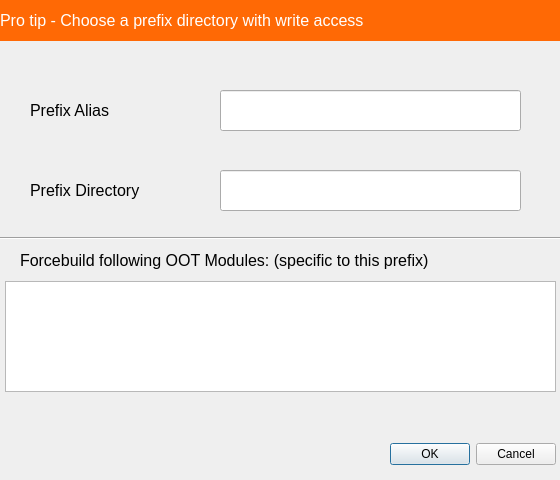
Above: designer/prefix_config.ui from NinjaComics/pybombs-qtgui before the change. Below: the same form after it.
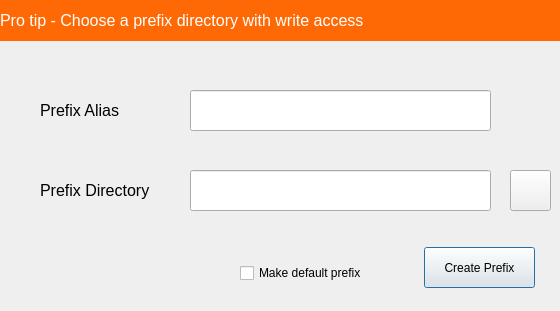
That is the form after the change. Icons and pictures are not drawn.

Commit message: Add tab to mainwindow to hold prefix and baseline pkgs

```diff
--- a/designer/prefix_config.ui
+++ b/designer/prefix_config.ui
@@ -7,50 +7,16 @@
     <x>0</x>
     <y>0</y>
     <width>560</width>
-    <height>480</height>
+    <height>311</height>
    </rect>
   </property>
   <property name="windowTitle">
    <string>Prefix Manager</string>
   </property>
-  <widget class="QDialogButtonBox" name="buttonBox">
-   <property name="geometry">
-    <rect>
-     <x>380</x>
-     <y>440</y>
-     <width>176</width>
-     <height>28</height>
-    </rect>
-   </property>
-   <property name="orientation">
-    <enum>Qt::Horizontal</enum>
-   </property>
-   <property name="standardButtons">
-    <set>QDialogButtonBox::Cancel|QDialogButtonBox::Ok</set>
-   </property>
-  </widget>
-  <widget class="QLabel" name="label">
-   <property name="geometry">
-    <rect>
-     <x>20</x>
-     <y>250</y>
-     <width>421</width>
-     <height>21</height>
-    </rect>
-   </property>
-   <property name="font">
-    <font>
-     <pointsize>12</pointsize>
-    </font>
-   </property>
-   <property name="text">
-    <string>Forcebuild following OOT Modules: (specific to this prefix)</string>
-   </property>
-  </widget>
   <widget class="QLabel" name="label_3">
    <property name="geometry">
     <rect>
-     <x>30</x>
+     <x>40</x>
      <y>170</y>
      <width>141</width>
      <height>41</height>
@@ -68,43 +34,17 @@
   <widget class="QLineEdit" name="lineEdit">
    <property name="geometry">
     <rect>
-     <x>220</x>
+     <x>190</x>
      <y>170</y>
      <width>301</width>
      <height>41</height>
     </rect>
    </property>
   </widget>
-  <widget class="Line" name="line">
-   <property name="geometry">
-    <rect>
-     <x>0</x>
-     <y>230</y>
-     <width>561</width>
-     <height>16</height>
-    </rect>
-   </property>
-   <property name="orientation">
-    <enum>Qt::Horizontal</enum>
-   </property>
-  </widget>
-  <widget class="QTextBrowser" name="textBrowser">
-   <property name="geometry">
-    <rect>
-     <x>5</x>
-     <y>281</y>
-     <width>551</width>
-     <height>111</height>
-    </rect>
-   </property>
-   <property name="readOnly">
-    <bool>false</bool>
-   </property>
-  </widget>
   <widget class="QLineEdit" name="lineEdit_2">
    <property name="geometry">
     <rect>
-     <x>220</x>
+     <x>190</x>
      <y>90</y>
      <width>301</width>
      <height>41</height>
@@ -117,7 +57,7 @@
   <widget class="QLabel" name="label_5">
    <property name="geometry">
     <rect>
-     <x>30</x>
+     <x>40</x>
      <y>90</y>
      <width>141</width>
      <height>41</height>
@@ -160,6 +100,64 @@
     <string>Pro tip - Choose a prefix directory with write access</string>
    </property>
   </widget>
+  <widget class="QPushButton" name="pushButton">
+   <property name="geometry">
+    <rect>
+     <x>424</x>
+     <y>247</y>
+     <width>111</width>
+     <height>41</height>
+    </rect>
+   </property>
+   <property name="text">
+    <string>Create Prefix</string>
+   </property>
+  </widget>
+  <widget class="QCheckBox" name="checkBox">
+   <property name="geometry">
+    <rect>
+     <x>240</x>
+     <y>260</y>
+     <width>161</width>
+     <height>26</height>
+    </rect>
+   </property>
+   <property name="text">
+    <string>Make default prefix</string>
+   </property>
+  </widget>
+  <widget class="QPushButton" name="pushButton_2">
+   <property name="geometry">
+    <rect>
+     <x>510</x>
+     <y>170</y>
+     <width>41</width>
+     <height>41</height>
+    </rect>
+   </property>
+   <property name="text">
+    <string/>
+   </property>
+   <property name="icon">
+    <iconset theme="document-open">
+     <normaloff>.</normaloff>.</iconset>
+   </property>
+   <property name="iconSize">
+    <size>
+     <width>28</width>
+     <height>28</height>
+    </size>
+   </property>
+   <property name="autoDefault">
+    <bool>true</bool>
+   </property>
+   <property name="default">
+    <bool>false</bool>
+   </property>
+   <property name="flat">
+    <bool>false</bool>
+   </property>
+  </widget>
  </widget>
  <resources>
   <include location="../myicons.qrc"/>
```
Left out of the diff: 35 changed lines with no effect on the pictures. The commit also changes 8 other files.
